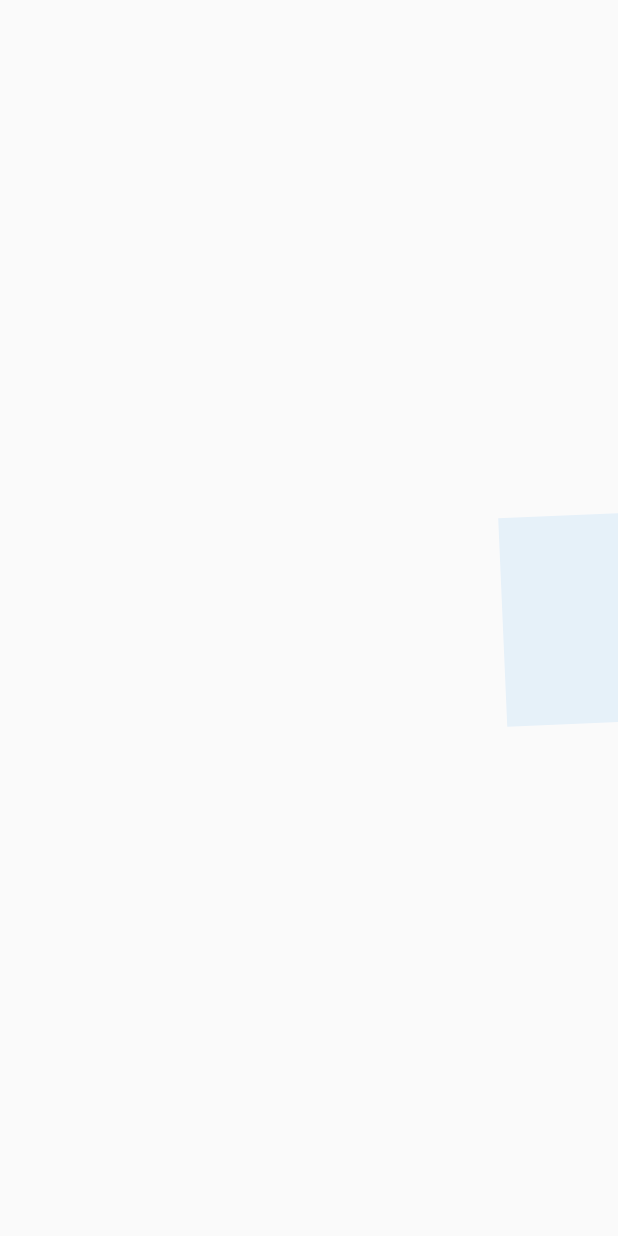
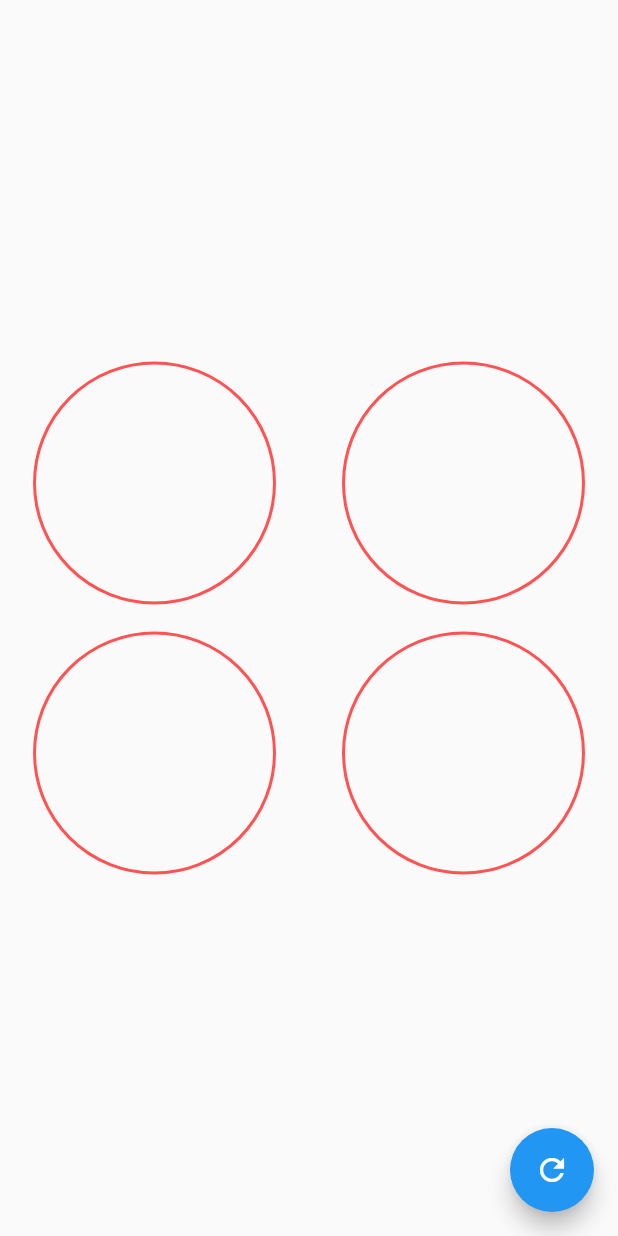
Before and after one commit to japhernandez/flutter, a Flutter app: the screen it shows after launch, on a phone screen of 412 x 824 dp. Run offline on Flutter 3.47's test engine with Material 2 defaults, Android fonts, the phone set to English and light mode, and no system bars.

Commit message:
Progress custom

```diff
--- a/animations/lib/main.dart
+++ b/animations/lib/main.dart
@@ -1,5 +1,5 @@
 import 'package:flutter/material.dart';
-import 'package:animations/src/pages/animations.dart';
+import 'package:animations/src/pages/progress.dart';
 
 void main() {
   runApp(MyApp());
@@ -12,7 +12,7 @@ class MyApp extends StatelessWidget {
     return MaterialApp(
       title: 'Diseños App',
       debugShowCheckedModeBanner: false,
-      home: Animations(),
+      home: Progress(),
     );
   }
 }
--- /dev/null
+++ b/animations/lib/src/pages/progress.dart
@@ -0,0 +1,71 @@
+import 'package:flutter/material.dart';
+import 'package:animations/src/widgets/radialProgress.dart';
+
+class Progress extends StatefulWidget {
+  @override
+  _ProgressState createState() => _ProgressState();
+}
+
+class _ProgressState extends State<Progress> {
+  double percentage = 0.0;
+  Color color;
+  Color colorSecundary;
+  double stroke;
+
+  @override
+  Widget build(BuildContext context) {
+    return Scaffold(
+        floatingActionButton: FloatingActionButton(
+          child: Icon(Icons.refresh),
+          onPressed: () {
+            setState(() {
+              percentage += 10;
+              if (percentage > 100) {
+                percentage = 0;
+              }
+            });
+          },
+        ),
+        body: Column(
+          mainAxisAlignment: MainAxisAlignment.center,
+          children: <Widget>[
+            Row(
+              mainAxisAlignment: MainAxisAlignment.spaceAround,
+              children: [
+                CustomRadialProgress(percentage: percentage),
+                CustomRadialProgress(percentage: percentage),
+              ],
+            ),
+            Row(
+              mainAxisAlignment: MainAxisAlignment.spaceAround,
+              children: [
+                CustomRadialProgress(percentage: percentage),
+                CustomRadialProgress(percentage: percentage),
+              ],
+            ),
+          ],
+        ));
+  }
+}
+
+class CustomRadialProgress extends StatelessWidget {
+  CustomRadialProgress({
+    @required this.percentage,
+  });
+
+  final double percentage;
+
+  @override
+  Widget build(BuildContext context) {
+    return Container(
+      width: 180,
+      height: 180,
+      child: RadialProgress(
+        percentage: percentage,
+        color: Colors.green,
+        colorSecundary: Colors.redAccent,
+        stroke: 2,
+      ),
+    );
+  }
+}
--- /dev/null
+++ b/animations/lib/src/widgets/radialProgress.dart
@@ -0,0 +1,136 @@
+import 'dart:math';
+import 'package:flutter/material.dart';
+
+class RadialProgress extends StatefulWidget {
+  final percentage;
+  final Color color;
+  final Color colorSecundary;
+  final double stroke;
+
+  RadialProgress({
+    @required this.percentage,
+    this.color = Colors.blue,
+    this.colorSecundary = Colors.blueAccent,
+    this.stroke,
+  });
+
+  @override
+  _RadialProgressState createState() => _RadialProgressState();
+}
+
+class _RadialProgressState extends State<RadialProgress>
+    with SingleTickerProviderStateMixin {
+  AnimationController controller;
+  double oldPercentage;
+
+  @override
+  void initState() {
+    oldPercentage = widget.percentage;
+
+    controller = new AnimationController(
+      vsync: this,
+      duration: Duration(milliseconds: 200),
+    );
+
+    super.initState();
+  }
+
+  @override
+  void dispose() {
+    controller.dispose();
+    super.dispose();
+  }
+
+  @override
+  Widget build(BuildContext context) {
+    controller.forward(from: 0.0);
+    // widget.percentage = 10 = 20
+    // oldPercentage = 0 = 10
+    // differenceAnimation = 0 = 10
+    final differenceAnimation = widget.percentage - oldPercentage;
+
+    oldPercentage = widget.percentage; // 10 = 20
+
+    return AnimatedBuilder(
+      animation: controller,
+      builder: (BuildContext context, Widget child) {
+        return Container(
+          padding: EdgeInsets.all(10),
+          width: double.infinity,
+          height: double.infinity,
+          child: CustomPaint(
+            painter: _RadialProgressPainter(
+              // (10 - 0) + (0 * 1)
+              // (20 - 10) + (10 * 1)
+              (widget.percentage - differenceAnimation) +
+                  (differenceAnimation * controller.value),
+              widget.color,
+              widget.colorSecundary,
+              widget.stroke,
+            ),
+          ),
+        );
+      },
+    );
+  }
+}
+
+class _RadialProgressPainter extends CustomPainter {
+  final percentage;
+  final Color color;
+  final Color colorSecundary;
+  final double stroke;
+
+  _RadialProgressPainter(
+    this.percentage,
+    this.color,
+    this.colorSecundary,
+    this.stroke,
+  );
+
+  @override
+  void paint(Canvas canvas, Size size) {
+    final Gradient gradient = new LinearGradient(
+      colors: [
+        Color(0xffC012FF),
+        Color(0xff6D05E8),
+        Colors.red,
+      ],
+    );
+
+    final paint = new Paint()
+      ..strokeWidth = stroke
+      ..color = colorSecundary
+      ..style = PaintingStyle.stroke;
+
+    final center = new Offset(size.width * 0.5, size.height / 2);
+    final radius = min(size.width * 0.5, size.height * 0.5);
+
+    final Rect rect = new Rect.fromCircle(center: Offset(0, 0), radius: 180);
+
+    canvas.drawCircle(center, radius, paint);
+
+    final arcPaint = new Paint()
+      ..strokeWidth = 10
+      //..color = color
+      ..shader = gradient.createShader(rect)
+      ..strokeCap = StrokeCap.round
+      ..style = PaintingStyle.stroke;
+
+    double arcAngle = 2 * pi * (percentage / 100);
+
+    canvas.drawArc(
+      Rect.fromCircle(
+        center: center,
+        radius: radius,
+      ),
+      -pi / 2,
+      arcAngle,
+      false,
+      arcPaint,
+    );
+  }
+
+  @override
+  bool shouldRepaint(CustomPainter oldDelegate) => true;
+}
```
Also changed, not shown: animations/lib/src/labs/circularProgress.dart (added, +114 -0 lines).
